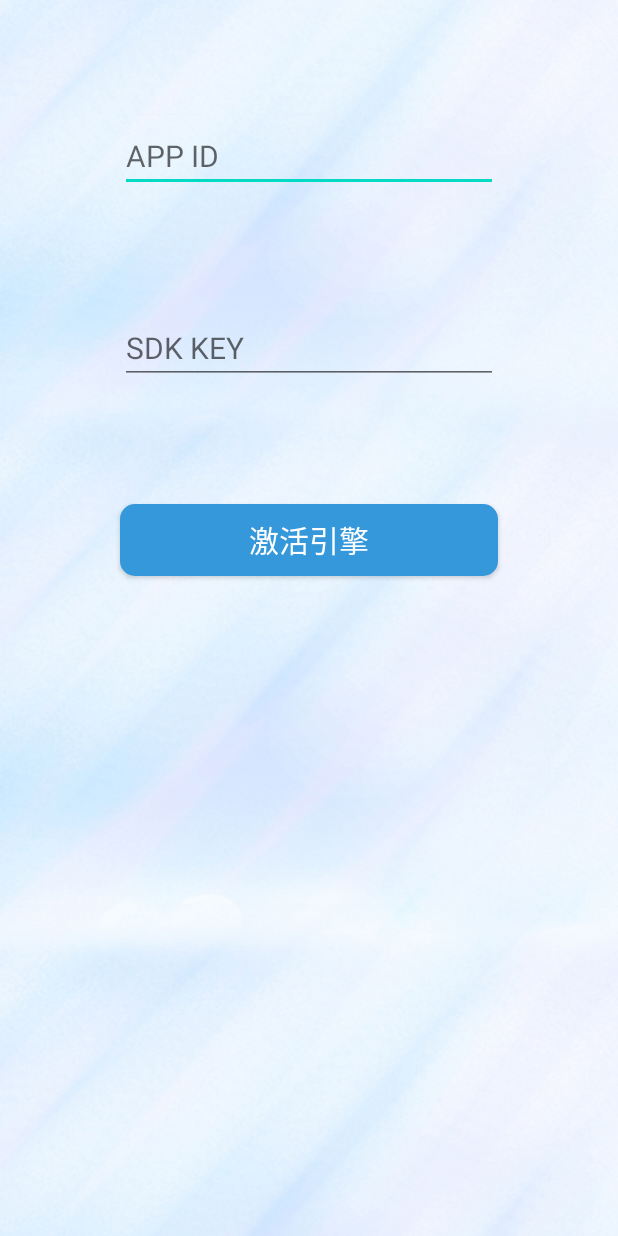
After one commit to DongCX-LDHSP/FaceRecognition, an Android app: the layout activity_active_engine.xml on its own in the app's theme, with its tools: preview values and no code run, on a phone screen of 412 x 824 dp. The commit adds this screen. Run offline under Robolectric (Android 15) with nearby library versions, the phone set to English and light mode, and no system bars.

Commit message:
添加：独立的激活引擎Activity

```diff
--- /dev/null
+++ b/app/src/main/res/layout/activity_active_engine.xml
@@ -0,0 +1,46 @@
+<?xml version="1.0" encoding="utf-8"?>
+<RelativeLayout xmlns:android="http://schemas.android.com/apk/res/android"
+    xmlns:app="http://schemas.android.com/apk/res-auto"
+    xmlns:tools="http://schemas.android.com/tools"
+    android:layout_width="match_parent"
+    android:layout_height="match_parent"
+    tools:context=".ActiveEngineActivity"
+    android:background="@drawable/background">
+
+    <EditText
+        android:id="@+id/appIdEditText"
+        android:layout_width="match_parent"
+        android:layout_height="wrap_content"
+        android:layout_marginHorizontal="80dp"
+        android:layout_marginTop="80dp"
+        android:ems="15"
+        android:hint="@string/app_id"
+        android:textSize="20sp" />
+
+    <EditText
+        android:id="@+id/sdkKeyEditText"
+        android:layout_width="match_parent"
+        android:layout_height="wrap_content"
+        android:layout_marginHorizontal="80dp"
+        android:layout_marginTop="80dp"
+        android:layout_below="@+id/appIdEditText"
+        android:ems="15"
+        android:hint="@string/sdk_key"
+        android:textSize="20sp" />
+
+    <Button
+        android:layout_width="match_parent"
+        android:layout_height="wrap_content"
+        android:layout_below="@id/sdkKeyEditText"
+        android:layout_marginTop="80dp"
+        android:layout_marginHorizontal="80dp"
+        android:layout_centerHorizontal="true"
+
+        android:text="@string/do_active_engine"
+        android:textSize="20sp"
+        android:textColor="#FFFFFF"
+        android:background="@drawable/circle_button"
+
+        android:onClick="doActiveEngineButtonClick" />
+
+</RelativeLayout>
--- a/app/src/main/res/values/strings.xml
+++ b/app/src/main/res/values/strings.xml
@@ -26,6 +26,9 @@
     <string name="home_face_manage_text">批量注册</string>
     <string name="get_student_info_text">查询学生信息</string>
     <string name="edit_student_status_text">修改学生状态</string>
+    <string name="app_id">APP ID</string>
+    <string name="sdk_key">SDK KEY</string>
+    <string name="do_active_engine">激活引擎</string>
 
     <!--信息录入界面-->
     <string name="studentInfoInput_tip_text">学生信息录入</string>
```
Also changed, not shown: app/src/main/java/com/practice/facerecognition/ActiveEngineActivity.java (added, +212 -0 lines).
